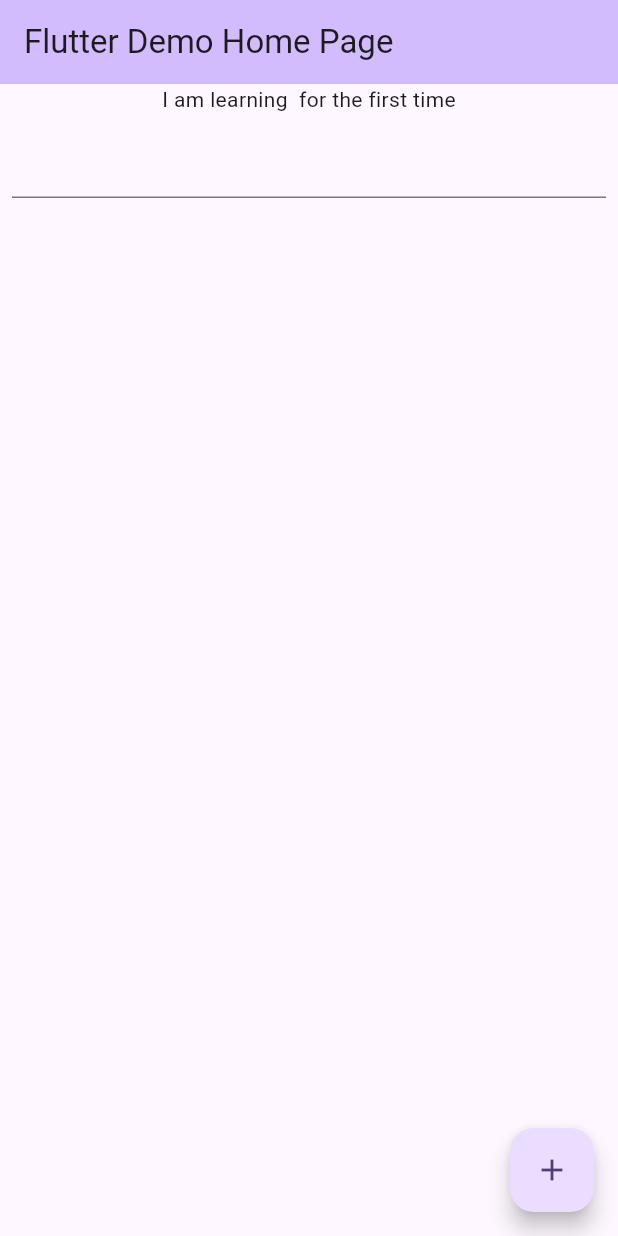
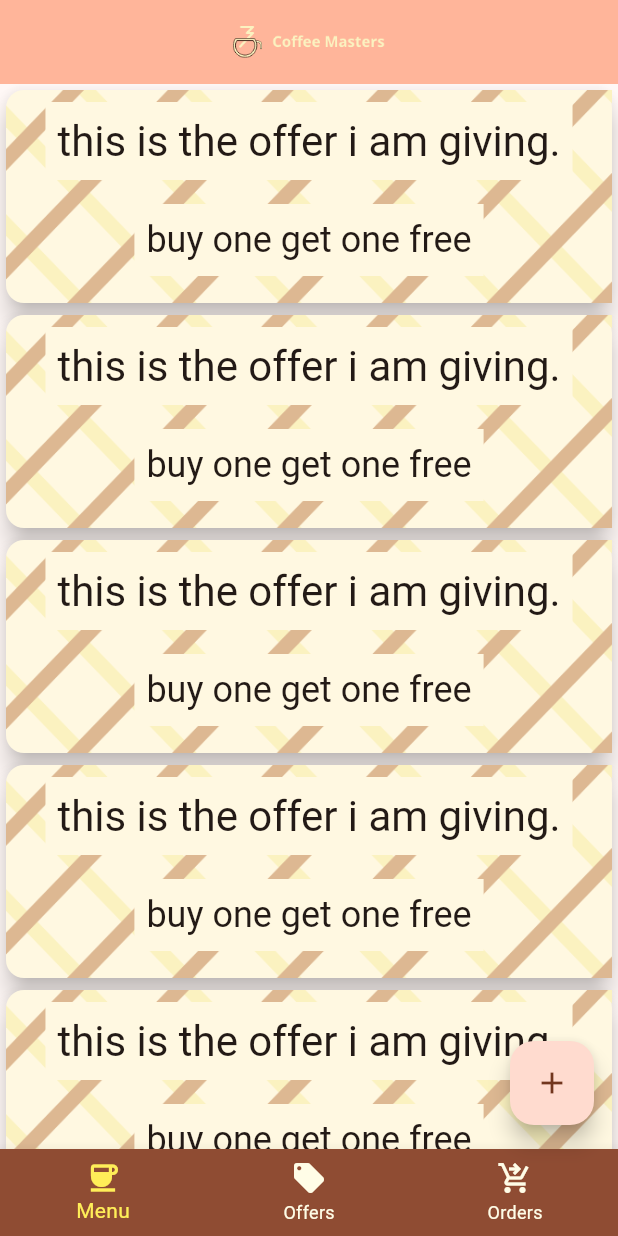
Before and after one commit to RichardIshimwe/coffe_app_frontend_master, a Flutter app: the screen it shows after launch, on a phone screen of 412 x 824 dp. Run offline on Flutter 3.47's test engine with Material 3 defaults, Android fonts, the light colour scheme and no system bars.

Commit message:
feature : rendering and styling widgets

```diff
--- a/lib/main.dart
+++ b/lib/main.dart
@@ -1,3 +1,4 @@
+import 'package:coffee_master/offerspage.dart';
 import 'package:flutter/material.dart';
 
 void main() {
@@ -17,7 +18,7 @@
   Widget build(BuildContext context) {
     return Column(
       children: [
-        Text("I am learning $name for the first time"),
+        Text("I am learning $name for the first time."),
         Padding(
           padding: const EdgeInsets.all(8.0),
           child: TextField(
@@ -46,25 +47,25 @@
   @override
   Widget build(BuildContext context) {
     return MaterialApp(
-      title: 'Flutter Demo',
+      title: 'Coffee Masters',
       theme: ThemeData(
-        colorScheme: ColorScheme.fromSeed(seedColor: Colors.deepPurple),
+        colorScheme: ColorScheme.fromSeed(seedColor: Colors.brown),
         useMaterial3: true,
       ),
-      home: const MyHomePage(title: 'Flutter Demo Home Page'),
+      home: const MyHomePage(),
     );
   }
 }
 
 class MyHomePage extends StatefulWidget {
-  const MyHomePage({super.key, required this.title});
-  final String title;
+  const MyHomePage({super.key});
   @override
   State<MyHomePage> createState() => _MyHomePageState();
 }
 
 class _MyHomePageState extends State<MyHomePage> {
   int _counter = 0;
+  var selectedIndex = 0;
 
   void _incrementCounter() {
     setState(() {
@@ -77,9 +78,28 @@
     return Scaffold(
       appBar: AppBar(
         backgroundColor: Theme.of(context).colorScheme.inversePrimary,
-        title: Text(widget.title),
+        title: Center(child: Image.asset("images/logo.png")),
       ),
-      body: Greet(),
+      bottomNavigationBar: BottomNavigationBar(
+        currentIndex: selectedIndex,
+        onTap: (value) => setState(() {
+          selectedIndex = value;
+          print("This is a selected index $value");
+        }),
+        backgroundColor: Theme.of(context).primaryColor,
+        selectedItemColor: Colors.yellow.shade400,
+        unselectedItemColor: Colors.yellow.shade50,
+        items: const [
+          BottomNavigationBarItem(label: "Menu", icon: Icon(Icons.coffee)),
+          BottomNavigationBarItem(
+              label: "Offers", icon: Icon(Icons.local_offer)),
+          BottomNavigationBarItem(
+              label: "Orders",
+              icon: Icon(Icons.shopping_cart_checkout_outlined)),
+        ],
+      ),
+      body:
+       Offerspage(),
       floatingActionButton: FloatingActionButton(
         onPressed: _incrementCounter,
         tooltip: 'Increment',
--- /dev/null
+++ b/lib/offerspage.dart
@@ -0,0 +1,85 @@
+import 'package:flutter/material.dart';
+
+class Offerspage extends StatelessWidget {
+  const Offerspage({super.key});
+
+  @override
+  Widget build(BuildContext context) {
+    return ListView(
+      children: const [
+        Offer(
+            offer: "this is the offer i am giving.",
+            description: "buy one get one free"),
+        Offer(
+            offer: "this is the offer i am giving.",
+            description: "buy one get one free"),
+        Offer(
+            offer: "this is the offer i am giving.",
+            description: "buy one get one free"),
+        Offer(
+            offer: "this is the offer i am giving.",
+            description: "buy one get one free"),
+        Offer(
+            offer: "this is the offer i am giving.",
+            description: "buy one get one free"),
+      ],
+    );
+  }
+}
+
+class Offer extends StatelessWidget {
+  final String offer;
+  final String description;
+
+  const Offer({super.key, required this.offer, required this.description});
+
+  @override
+  Widget build(BuildContext context) {
+    return SizedBox(
+      height: 150,
+      child: Card(
+        elevation: 7,
+        color: Colors.amber.shade50,
+        child: Container(
+          decoration: const BoxDecoration(
+              image: DecorationImage(
+            fit: BoxFit.cover,
+            image: AssetImage("images/background.png"),
+          )),
+          child: Column(
+            children: [
+              Padding(
+                padding: const EdgeInsets.all(8.0),
+                child: Center(
+                    child: Container(
+                  color: Colors.amber.shade50,
+                  child: Padding(
+                    padding: const EdgeInsets.all(8.0),
+                    child: Text(
+                      offer,
+                      style: Theme.of(context).textTheme.headlineMedium,
+                    ),
+                  ),
+                )),
+              ),
+              Padding(
+                padding: const EdgeInsets.all(8.0),
+                child: Center(
+                    child: Container(
+                  color: Colors.amber.shade50,
+                  child: Padding(
+                    padding: const EdgeInsets.all(8.0),
+                    child: Text(
+                      description,
+                      style: Theme.of(context).textTheme.headlineSmall,
+                    ),
+                  ),
+                )),
+              ),
+            ],
+          ),
+        ),
+      ),
+    );
+  }
+}
--- a/pubspec.yaml
+++ b/pubspec.yaml
@@ -59,8 +59,8 @@
   uses-material-design: true
 
   # To add assets to your application, add an assets section, like this:
-  # assets:
-  #   - images/a_dot_burr.jpeg
+  assets:
+    - images/
   #   - images/a_dot_ham.jpeg
 
   # An image asset can refer to one or more resolution-specific "variants", see
```
Also changed, not shown: images/2.0x/background.png (added), images/2.0x/logo.png (added), images/3.0x/background.png (added), images/3.0x/logo.png (added), images/4.0x/background.png (added), images/4.0x/logo.png (added), images/background.png (added), images/black_coffee.png (added), images/logo.png (added).
